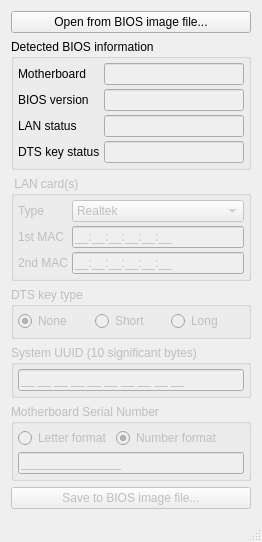
Old version of the form fd44editor.ui in the repository LongSoft/FD44Editor.
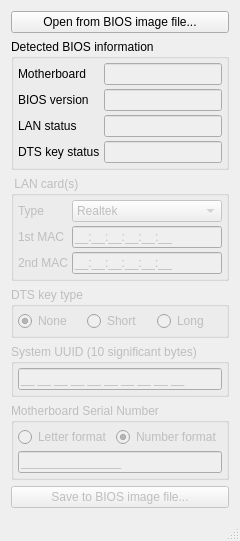
New version of the form.

Diff of the .ui file:
```diff
--- a/fd44editor.ui
+++ b/fd44editor.ui
@@ -6,8 +6,8 @@
    <rect>
     <x>0</x>
     <y>0</y>
-    <width>262</width>
-    <height>542</height>
+    <width>237</width>
+    <height>473</height>
    </rect>
   </property>
   <property name="sizePolicy">
```
